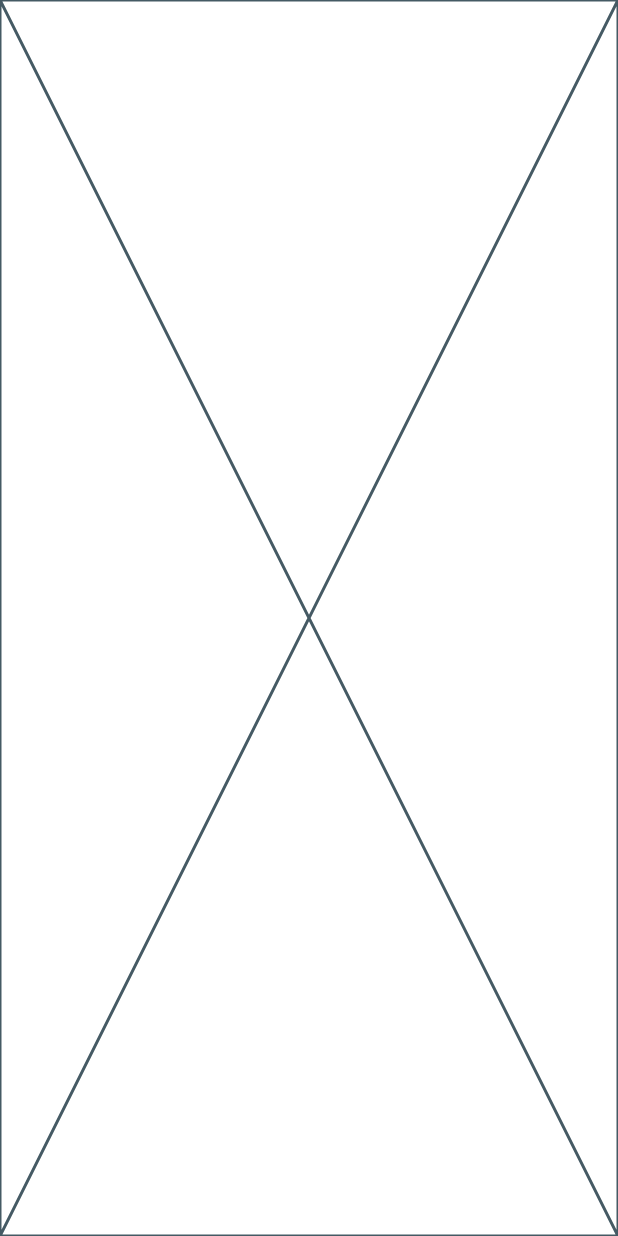
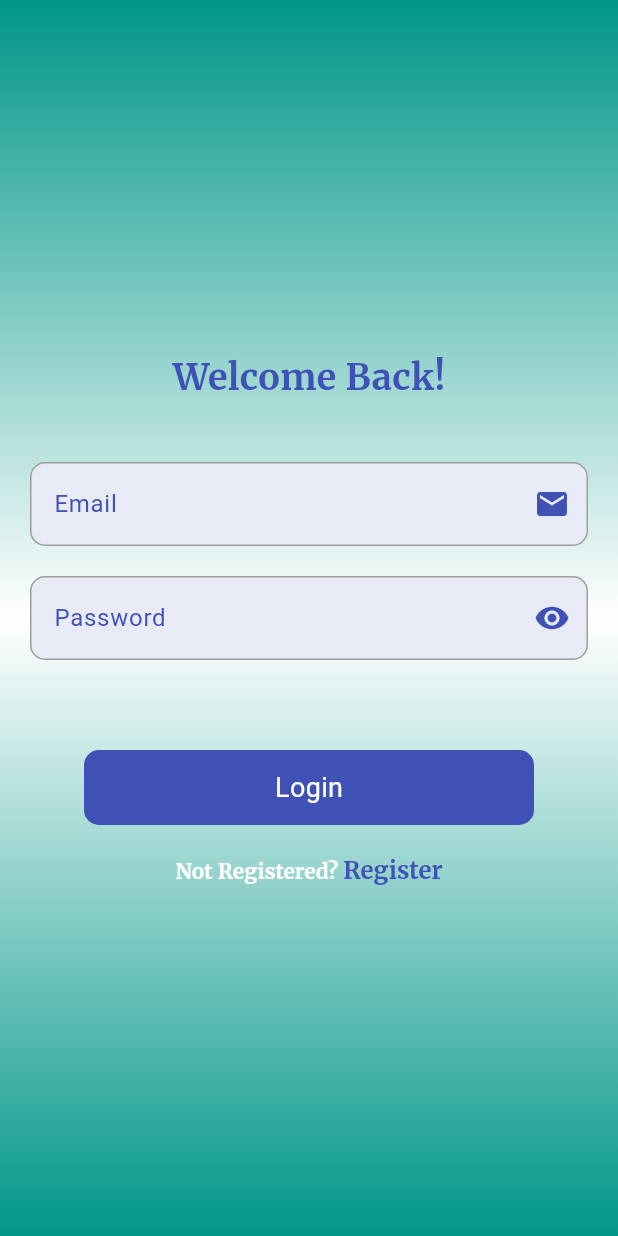
Before and after one commit to zafi-x/Bano-Qabil-LMS, a Flutter app: the screen it shows after launch, on a phone screen of 412 x 824 dp. Run offline on Flutter 3.47's test engine with Material 3 defaults, Android fonts, the phone set to English and light mode, and no system bars; our stand-ins replace cloud_firestore, firebase_auth, firebase_core, flutter_screenutil, fluttertoast, get and 1 more; accounts and stored records are empty.

Commit message:
connected firebase, almost auth done

```diff
--- /dev/null
+++ b/lib/components/main_button.dart
@@ -0,0 +1,34 @@
+import 'package:flutter/material.dart';
+
+class MainButton extends StatelessWidget {
+  final bool loading;
+  final String title;
+  final VoidCallback onTap;
+  const MainButton(
+      {super.key,
+      required this.title,
+      required this.onTap,
+      this.loading = false});
+
+  @override
+  Widget build(BuildContext context) {
+    return InkWell(
+      onTap: onTap,
+      child: Container(
+          height: 50,
+          width: 300,
+          decoration: BoxDecoration(
+              color: Colors.indigo, borderRadius: BorderRadius.circular(10)),
+          child: Center(
+              child: loading
+                  ? const CircularProgressIndicator(
+                      strokeWidth: 3,
+                      color: Colors.white,
+                    )
+                  : Text(
+                      title,
+                      style: const TextStyle(fontSize: 18, color: Colors.white),
+                    ))),
+    );
+  }
+}
--- a/lib/main.dart
+++ b/lib/main.dart
@@ -1,11 +1,21 @@
 import 'package:flutter/material.dart';
 import 'package:flutter_screenutil/flutter_screenutil.dart';
-import 'package:qabilacademy/ui/splash/splah.dart';
+import 'package:get/get_navigation/src/root/get_material_app.dart';
+import 'package:firebase_core/firebase_core.dart';
+import 'package:qabilacademy/ui/splash/splash.dart';
+import 'firebase_options.dart';
 
-void main() => runApp(MyApp());
+void main() async {
+  WidgetsFlutterBinding.ensureInitialized();
+  await Firebase.initializeApp(
+    options: DefaultFirebaseOptions.currentPlatform,
+  );
+
+  runApp(const MyApp());
+}
 
 class MyApp extends StatelessWidget {
-  const MyApp({Key? key}) : super(key: key);
+  const MyApp({super.key});
 
   @override
   Widget build(BuildContext context) {
@@ -14,7 +24,7 @@ class MyApp extends StatelessWidget {
       minTextAdapt: true,
       splitScreenMode: true,
       builder: (_, child) {
-        return MaterialApp(
+        return GetMaterialApp(
           debugShowCheckedModeBanner: false,
           home: child,
         );
--- /dev/null
+++ b/lib/ui/auth/login_screen.dart
@@ -0,0 +1,243 @@
+import 'package:cloud_firestore/cloud_firestore.dart';
+import 'package:firebase_auth/firebase_auth.dart';
+import 'package:flutter/material.dart';
+import 'package:get/get.dart';
+import 'package:google_fonts/google_fonts.dart';
+import 'package:qabilacademy/components/main_button.dart';
+import 'package:qabilacademy/ui/auth/register_screen.dart';
+import 'package:qabilacademy/ui/home_screen.dart';
+import 'package:qabilacademy/ui/student_screen.dart';
+
+class LoginScreen extends StatefulWidget {
+  const LoginScreen({super.key});
+
+  @override
+  State<LoginScreen> createState() => _LoginScreenState();
+}
+
+final FirebaseAuth _auth = FirebaseAuth.instance;
+final FirebaseFirestore _firestore = FirebaseFirestore.instance;
+bool isloading = false;
+TextEditingController loginEmailController = TextEditingController();
+TextEditingController loginPasswordController = TextEditingController();
+
+class _LoginScreenState extends State<LoginScreen> {
+  @override
+  Widget build(BuildContext context) {
+    return Scaffold(
+        body: SafeArea(
+      child: Container(
+        decoration: const BoxDecoration(
+          gradient: LinearGradient(
+            colors: [
+              Colors.teal,
+              Colors.white,
+              Colors.teal,
+            ],
+            begin: Alignment.topCenter,
+            end: Alignment.bottomCenter,
+          ),
+        ),
+        child: Center(
+          child: SingleChildScrollView(
+            child: Column(
+              children: [
+                Text('Welcome Back!',
+                    style: GoogleFonts.merriweather(
+                        textStyle: const TextStyle(
+                            fontSize: 24,
+                            color: Colors.indigo,
+                            fontWeight: FontWeight.bold))),
+                const SizedBox(
+                  height: 40,
+                ),
+                Container(
+                  margin: const EdgeInsets.symmetric(horizontal: 20),
+                  child: TextFormField(
+                    controller: loginEmailController,
+                    decoration: InputDecoration(
+                      suffixIcon: const Icon(
+                        Icons.email,
+                        color: Colors.indigo,
+                      ),
+                      label: const Text('Email'),
+                      labelStyle: const TextStyle(color: Colors.indigo),
+                      fillColor: Colors.indigo[50],
+                      filled: true,
+                      focusedBorder: OutlineInputBorder(
+                        borderSide: const BorderSide(color: Colors.indigo),
+                        borderRadius: BorderRadius.circular(10),
+                      ),
+                      enabledBorder: OutlineInputBorder(
+                        borderSide: const BorderSide(color: Colors.grey),
+                        borderRadius: BorderRadius.circular(10),
+                      ),
+                    ),
+                  ),
+                ),
+                const SizedBox(
+                  height: 20,
+                ),
+                Container(
+                  margin: const EdgeInsets.symmetric(horizontal: 20),
+                  child: TextFormField(
+                    controller: loginPasswordController,
+                    decoration: InputDecoration(
+                      suffixIcon: const Icon(
+                        Icons.remove_red_eye,
+                        color: Colors.indigo,
+                      ),
+                      label: const Text('Password'),
+                      labelStyle: const TextStyle(color: Colors.indigo),
+                      fillColor: Colors.indigo[50],
+                      filled: true,
+                      focusedBorder: OutlineInputBorder(
+                        borderSide: const BorderSide(color: Colors.indigo),
+                        borderRadius: BorderRadius.circular(10),
+                      ),
+                      enabledBorder: OutlineInputBorder(
+                        borderSide: const BorderSide(color: Colors.grey),
+                        borderRadius: BorderRadius.circular(10),
+                      ),
+                    ),
+                  ),
+                ),
+                const SizedBox(
+                  height: 60,
+                ),
+                MainButton(
+                  loading: isloading,
+                  title: 'Login',
+                  onTap: () async {
+                    var loginEmail = loginEmailController.text.trim();
+                    var loginPassword = loginPasswordController.text.trim();
+                    isloading = true;
+
+                    if (loginEmail.isEmpty || loginPassword.isEmpty) {
+                      ScaffoldMessenger.of(context).showSnackBar(
+                        const SnackBar(
+                            content:
+                                Text('Email and Password cannot be empty')),
+                      );
+                      return;
+                    }
+                    try {
+                      // Show the loading indicator
+                      setState(() {
+                        isloading = true;
+                      });
+
+                      // Authenticate the user
+                      final UserCredential userCredential =
+                          await _auth.signInWithEmailAndPassword(
+                        email: loginEmail,
+                        password: loginPassword,
+                      );
+                      final User? firebaseUser = userCredential.user;
+
+                      if (firebaseUser == null) {
+                        ScaffoldMessenger.of(context).showSnackBar(
+                          const SnackBar(
+                              content: Text('Login failed: User not found')),
+                        );
+                        setState(() {
+                          isloading = false;
+                        });
+                        return;
+                      }
+
+                      DocumentSnapshot userDoc = await _firestore
+                          .collection('users')
+                          .doc(firebaseUser.uid)
+                          .get();
+
+                      if (!userDoc.exists) {
+                        ScaffoldMessenger.of(context).showSnackBar(
+                          const SnackBar(
+                              content: Text('User data not found in database')),
+                        );
+                        setState(() {
+                          isloading = false;
+                        });
+                        return;
+                      }
+
+                      String userRole = userDoc['userRole'];
+                      if (userRole == 'Admin') {
+                        Get.to(() => const HomeScreen());
+                      } else if (userRole == 'User') {
+                        Get.to(() => const StudentScreen());
+                      } else {
+                        ScaffoldMessenger.of(context).showSnackBar(
+                          SnackBar(content: Text('Invalid role: $userRole')),
+                        );
+                        setState(() {
+                          isloading = false;
+                        });
+                      }
+                    } on FirebaseAuthException catch (e) {
+                      String errorMessage;
+                      if (e.code == 'user-not-found') {
+                        errorMessage = 'No user found with this email.';
+                      } else if (e.code == 'wrong-password') {
+                        errorMessage = 'Incorrect password.';
+                      } else {
+                        errorMessage = 'Login failed. Please try again.';
+                      }
+                      ScaffoldMessenger.of(context).showSnackBar(
+                        SnackBar(content: Text(errorMessage)),
+                      );
+                      setState(() {
+                        isloading = false;
+                      });
+                    } catch (e) {
+                      ScaffoldMessenger.of(context).showSnackBar(
+                        SnackBar(
+                            content: Text('An unexpected error occurred: $e')),
+                      );
+                      setState(() {
+                        isloading = false;
+                      });
+                    }
+                  },
+                ),
+                const SizedBox(
+                  height: 20,
+                ),
+                GestureDetector(
+                  onTap: () {
+                    Get.to(() => const RegisterScreen());
+                  },
+                  child: RichText(
+                    text: TextSpan(
+                      text: 'Not Registered? ',
+                      style: GoogleFonts.merriweather(
+                        textStyle: const TextStyle(
+                          fontSize: 14,
+                          color: Colors.white,
+                          fontWeight: FontWeight.bold,
+                        ),
+                      ),
+                      children: [
+                        TextSpan(
+                          text: 'Register',
+                          style: GoogleFonts.merriweather(
+                            textStyle: const TextStyle(
+                              fontSize: 16,
+                              color: Colors.indigo,
+                              fontWeight: FontWeight.bold,
+                            ),
+                          ),
+                        ),
+                      ],
+                    ),
+                  ),
+                ),
+              ],
+            ),
+          ),
+        ),
+      ),
+    ));
+  }
+}
--- a/pubspec.yaml
+++ b/pubspec.yaml
@@ -37,6 +37,12 @@ dependencies:
   cupertino_icons: ^1.0.8
   flutter_screenutil: ^5.9.3
   google_fonts: ^6.2.1
+  get: ^4.6.6
+  firebase_core: ^3.10.1
+  firebase_auth: ^5.4.1
+  cloud_firestore: ^5.6.2
+  fluttertoast: ^8.2.10
+  firebase_storage: ^12.4.1
 
 dev_dependencies:
   flutter_test:
```
Also changed, not shown: lib/firebase_services/register_services.dart (added, +24 -0 lines), lib/firebase_services/splash_services.dart (added, +23 -0 lines), lib/ui/auth/register_screen.dart (added, +319 -0 lines), lib/ui/home_screen.dart (added, +17 -0 lines), lib/ui/splash/splash.dart (renamed from lib/ui/splash/splah.dart, +4 -12 lines), lib/ui/student_screen.dart (added, +19 -0 lines), lib/utils/utility.dart (added, +15 -0 lines), firebase.json (added), lib/firebase_options.dart (added), pubspec.lock, 7 other files.
